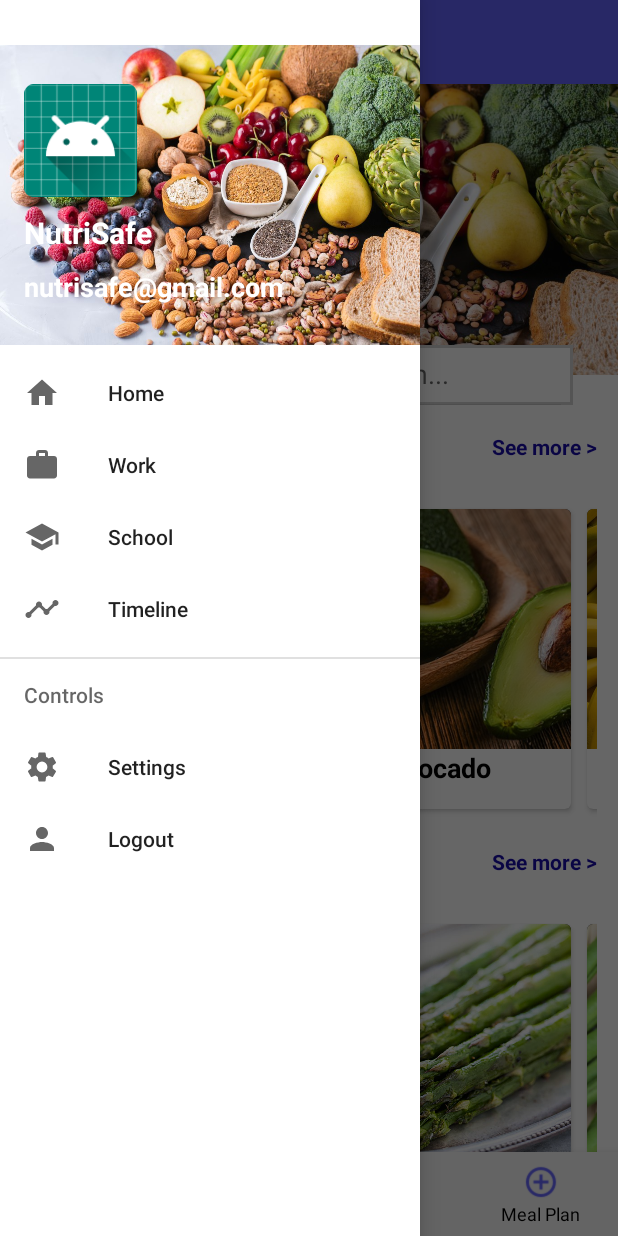
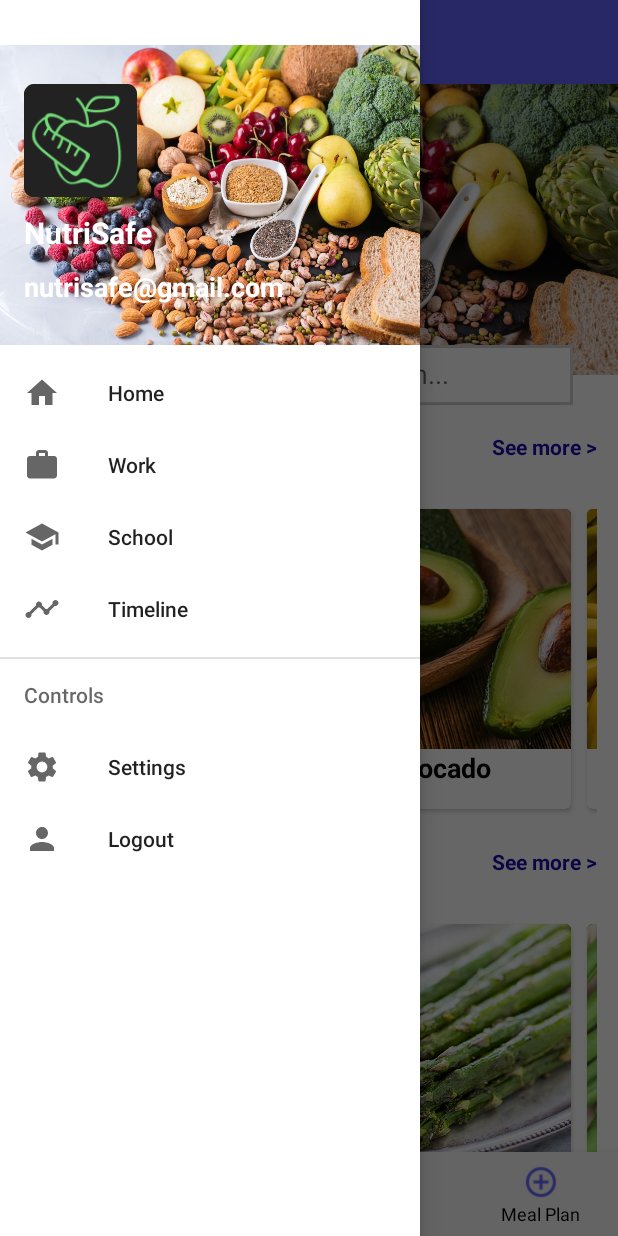
Before and after one commit to rachakondasumithsai/nutrisafe, an Android app: the screen it shows after launch (MainActivity), with the side drawer open, on a phone screen of 412 x 824 dp. Run offline under Robolectric (Android 15) with nearby library versions, the phone set to English and light mode, and no system bars.

```diff
--- a/development/app/src/main/AndroidManifest.xml
+++ b/development/app/src/main/AndroidManifest.xml
@@ -7,7 +7,7 @@
         android:allowBackup="true"
         android:icon="@mipmap/ic_launcher"
         android:label="@string/app_name"
-        android:roundIcon="@mipmap/ic_launcher_round"
+        android:roundIcon="@mipmap/ic_launcher"
         android:supportsRtl="true"
         android:theme="@style/AppTheme">
 
--- a/development/app/src/main/res/drawable/ic_launcher_background.xml
+++ b/development/app/src/main/res/drawable/ic_launcher_background.xml
@@ -2,169 +2,75 @@
 <vector xmlns:android="http://schemas.android.com/apk/res/android"
     android:width="108dp"
     android:height="108dp"
-    android:viewportWidth="108"
-    android:viewportHeight="108">
-    <path
-        android:fillColor="#008577"
-        android:pathData="M0,0h108v108h-108z" />
-    <path
-        android:fillColor="#00000000"
-        android:pathData="M9,0L9,108"
-        android:strokeWidth="0.8"
-        android:strokeColor="#33FFFFFF" />
-    <path
-        android:fillColor="#00000000"
-        android:pathData="M19,0L19,108"
-        android:strokeWidth="0.8"
-        android:strokeColor="#33FFFFFF" />
-    <path
-        android:fillColor="#00000000"
-        android:pathData="M29,0L29,108"
-        android:strokeWidth="0.8"
-        android:strokeColor="#33FFFFFF" />
-    <path
-        android:fillColor="#00000000"
-        android:pathData="M39,0L39,108"
-        android:strokeWidth="0.8"
-        android:strokeColor="#33FFFFFF" />
-    <path
-        android:fillColor="#00000000"
-        android:pathData="M49,0L49,108"
-        android:strokeWidth="0.8"
-        android:strokeColor="#33FFFFFF" />
-    <path
-        android:fillColor="#00000000"
-        android:pathData="M59,0L59,108"
-        android:strokeWidth="0.8"
-        android:strokeColor="#33FFFFFF" />
-    <path
-        android:fillColor="#00000000"
-        android:pathData="M69,0L69,108"
-        android:strokeWidth="0.8"
-        android:strokeColor="#33FFFFFF" />
-    <path
-        android:fillColor="#00000000"
-        android:pathData="M79,0L79,108"
-        android:strokeWidth="0.8"
-        android:strokeColor="#33FFFFFF" />
-    <path
-        android:fillColor="#00000000"
-        android:pathData="M89,0L89,108"
-        android:strokeWidth="0.8"
-        android:strokeColor="#33FFFFFF" />
-    <path
-        android:fillColor="#00000000"
-        android:pathData="M99,0L99,108"
-        android:strokeWidth="0.8"
-        android:strokeColor="#33FFFFFF" />
-    <path
-        android:fillColor="#00000000"
-        android:pathData="M0,9L108,9"
-        android:strokeWidth="0.8"
-        android:strokeColor="#33FFFFFF" />
-    <path
-        android:fillColor="#00000000"
-        android:pathData="M0,19L108,19"
-        android:strokeWidth="0.8"
-        android:strokeColor="#33FFFFFF" />
-    <path
-        android:fillColor="#00000000"
-        android:pathData="M0,29L108,29"
-        android:strokeWidth="0.8"
-        android:strokeColor="#33FFFFFF" />
-    <path
-        android:fillColor="#00000000"
-        android:pathData="M0,39L108,39"
-        android:strokeWidth="0.8"
-        android:strokeColor="#33FFFFFF" />
-    <path
-        android:fillColor="#00000000"
-        android:pathData="M0,49L108,49"
-        android:strokeWidth="0.8"
-        android:strokeColor="#33FFFFFF" />
-    <path
-        android:fillColor="#00000000"
-        android:pathData="M0,59L108,59"
-        android:strokeWidth="0.8"
-        android:strokeColor="#33FFFFFF" />
-    <path
-        android:fillColor="#00000000"
-        android:pathData="M0,69L108,69"
-        android:strokeWidth="0.8"
-        android:strokeColor="#33FFFFFF" />
-    <path
-        android:fillColor="#00000000"
-        android:pathData="M0,79L108,79"
-        android:strokeWidth="0.8"
-        android:strokeColor="#33FFFFFF" />
-    <path
-        android:fillColor="#00000000"
-        android:pathData="M0,89L108,89"
-        android:strokeWidth="0.8"
-        android:strokeColor="#33FFFFFF" />
-    <path
-        android:fillColor="#00000000"
-        android:pathData="M0,99L108,99"
-        android:strokeWidth="0.8"
-        android:strokeColor="#33FFFFFF" />
-    <path
-        android:fillColor="#00000000"
-        android:pathData="M19,29L89,29"
-        android:strokeWidth="0.8"
-        android:strokeColor="#33FFFFFF" />
-    <path
-        android:fillColor="#00000000"
-        android:pathData="M19,39L89,39"
-        android:strokeWidth="0.8"
-        android:strokeColor="#33FFFFFF" />
-    <path
-        android:fillColor="#00000000"
-        android:pathData="M19,49L89,49"
-        android:strokeWidth="0.8"
-        android:strokeColor="#33FFFFFF" />
-    <path
-        android:fillColor="#00000000"
-        android:pathData="M19,59L89,59"
-        android:strokeWidth="0.8"
-        android:strokeColor="#33FFFFFF" />
-    <path
-        android:fillColor="#00000000"
-        android:pathData="M19,69L89,69"
-        android:strokeWidth="0.8"
-        android:strokeColor="#33FFFFFF" />
-    <path
-        android:fillColor="#00000000"
-        android:pathData="M19,79L89,79"
-        android:strokeWidth="0.8"
-        android:strokeColor="#33FFFFFF" />
-    <path
-        android:fillColor="#00000000"
-        android:pathData="M29,19L29,89"
-        android:strokeWidth="0.8"
-        android:strokeColor="#33FFFFFF" />
-    <path
-        android:fillColor="#00000000"
-        android:pathData="M39,19L39,89"
-        android:strokeWidth="0.8"
-        android:strokeColor="#33FFFFFF" />
-    <path
-        android:fillColor="#00000000"
-        android:pathData="M49,19L49,89"
-        android:strokeWidth="0.8"
-        android:strokeColor="#33FFFFFF" />
-    <path
-        android:fillColor="#00000000"
-        android:pathData="M59,19L59,89"
-        android:strokeWidth="0.8"
-        android:strokeColor="#33FFFFFF" />
-    <path
-        android:fillColor="#00000000"
-        android:pathData="M69,19L69,89"
-        android:strokeWidth="0.8"
-        android:strokeColor="#33FFFFFF" />
-    <path
-        android:fillColor="#00000000"
-        android:pathData="M79,19L79,89"
-        android:strokeWidth="0.8"
-        android:strokeColor="#33FFFFFF" />
+    android:viewportWidth="110.20408"
+    android:viewportHeight="110.20408">
+  <group android:translateX="1.1020408"
+      android:translateY="1.1020408">
+      <path android:fillColor="#3DDC84"
+            android:pathData="M0,0h108v108h-108z"/>
+      <path android:fillColor="#00000000" android:pathData="M9,0L9,108"
+            android:strokeColor="#33FFFFFF" android:strokeWidth="0.8"/>
+      <path android:fillColor="#00000000" android:pathData="M19,0L19,108"
+            android:strokeColor="#33FFFFFF" android:strokeWidth="0.8"/>
+      <path android:fillColor="#00000000" android:pathData="M29,0L29,108"
+            android:strokeColor="#33FFFFFF" android:strokeWidth="0.8"/>
+      <path android:fillColor="#00000000" android:pathData="M39,0L39,108"
+            android:strokeColor="#33FFFFFF" android:strokeWidth="0.8"/>
+      <path android:fillColor="#00000000" android:pathData="M49,0L49,108"
+            android:strokeColor="#33FFFFFF" android:strokeWidth="0.8"/>
+      <path android:fillColor="#00000000" android:pathData="M59,0L59,108"
+            android:strokeColor="#33FFFFFF" android:strokeWidth="0.8"/>
+      <path android:fillColor="#00000000" android:pathData="M69,0L69,108"
+            android:strokeColor="#33FFFFFF" android:strokeWidth="0.8"/>
+      <path android:fillColor="#00000000" android:pathData="M79,0L79,108"
+            android:strokeColor="#33FFFFFF" android:strokeWidth="0.8"/>
+      <path android:fillColor="#00000000" android:pathData="M89,0L89,108"
+            android:strokeColor="#33FFFFFF" android:strokeWidth="0.8"/>
+      <path android:fillColor="#00000000" android:pathData="M99,0L99,108"
+            android:strokeColor="#33FFFFFF" android:strokeWidth="0.8"/>
+      <path android:fillColor="#00000000" android:pathData="M0,9L108,9"
+            android:strokeColor="#33FFFFFF" android:strokeWidth="0.8"/>
+      <path android:fillColor="#00000000" android:pathData="M0,19L108,19"
+            android:strokeColor="#33FFFFFF" android:strokeWidth="0.8"/>
+      <path android:fillColor="#00000000" android:pathData="M0,29L108,29"
+            android:strokeColor="#33FFFFFF" android:strokeWidth="0.8"/>
+      <path android:fillColor="#00000000" android:pathData="M0,39L108,39"
+            android:strokeColor="#33FFFFFF" android:strokeWidth="0.8"/>
+      <path android:fillColor="#00000000" android:pathData="M0,49L108,49"
+            android:strokeColor="#33FFFFFF" android:strokeWidth="0.8"/>
+      <path android:fillColor="#00000000" android:pathData="M0,59L108,59"
+            android:strokeColor="#33FFFFFF" android:strokeWidth="0.8"/>
+      <path android:fillColor="#00000000" android:pathData="M0,69L108,69"
+            android:strokeColor="#33FFFFFF" android:strokeWidth="0.8"/>
+      <path android:fillColor="#00000000" android:pathData="M0,79L108,79"
+            android:strokeColor="#33FFFFFF" android:strokeWidth="0.8"/>
+      <path android:fillColor="#00000000" android:pathData="M0,89L108,89"
+            android:strokeColor="#33FFFFFF" android:strokeWidth="0.8"/>
+      <path android:fillColor="#00000000" android:pathData="M0,99L108,99"
+            android:strokeColor="#33FFFFFF" android:strokeWidth="0.8"/>
+      <path android:fillColor="#00000000" android:pathData="M19,29L89,29"
+            android:strokeColor="#33FFFFFF" android:strokeWidth="0.8"/>
+      <path android:fillColor="#00000000" android:pathData="M19,39L89,39"
+            android:strokeColor="#33FFFFFF" android:strokeWidth="0.8"/>
+      <path android:fillColor="#00000000" android:pathData="M19,49L89,49"
+            android:strokeColor="#33FFFFFF" android:strokeWidth="0.8"/>
+      <path android:fillColor="#00000000" android:pathData="M19,59L89,59"
+            android:strokeColor="#33FFFFFF" android:strokeWidth="0.8"/>
+      <path android:fillColor="#00000000" android:pathData="M19,69L89,69"
+            android:strokeColor="#33FFFFFF" android:strokeWidth="0.8"/>
+      <path android:fillColor="#00000000" android:pathData="M19,79L89,79"
+            android:strokeColor="#33FFFFFF" android:strokeWidth="0.8"/>
+      <path android:fillColor="#00000000" android:pathData="M29,19L29,89"
+            android:strokeColor="#33FFFFFF" android:strokeWidth="0.8"/>
+      <path android:fillColor="#00000000" android:pathData="M39,19L39,89"
+            android:strokeColor="#33FFFFFF" android:strokeWidth="0.8"/>
+      <path android:fillColor="#00000000" android:pathData="M49,19L49,89"
+            android:strokeColor="#33FFFFFF" android:strokeWidth="0.8"/>
+      <path android:fillColor="#00000000" android:pathData="M59,19L59,89"
+            android:strokeColor="#33FFFFFF" android:strokeWidth="0.8"/>
+      <path android:fillColor="#00000000" android:pathData="M69,19L69,89"
+            android:strokeColor="#33FFFFFF" android:strokeWidth="0.8"/>
+      <path android:fillColor="#00000000" android:pathData="M79,19L79,89"
+            android:strokeColor="#33FFFFFF" android:strokeWidth="0.8"/>
+  </group>
 </vector>
--- a/development/app/src/main/res/mipmap-anydpi-v26/ic_launcher.xml
+++ b/development/app/src/main/res/mipmap-anydpi-v26/ic_launcher.xml
@@ -1,5 +1,5 @@
 <?xml version="1.0" encoding="utf-8"?>
 <adaptive-icon xmlns:android="http://schemas.android.com/apk/res/android">
-    <background android:drawable="@drawable/ic_launcher_background" />
-    <foreground android:drawable="@drawable/ic_launcher_foreground" />
+    <background android:drawable="@drawable/ic_launcher_background"/>
+    <foreground android:drawable="@mipmap/ic_launcher_foreground"/>
 </adaptive-icon>
--- a/development/app/src/main/res/mipmap-anydpi-v26/ic_launcher_round.xml
+++ b/development/app/src/main/res/mipmap-anydpi-v26/ic_launcher_round.xml
@@ -1,5 +1,5 @@
 <?xml version="1.0" encoding="utf-8"?>
 <adaptive-icon xmlns:android="http://schemas.android.com/apk/res/android">
-    <background android:drawable="@drawable/ic_launcher_background" />
-    <foreground android:drawable="@drawable/ic_launcher_foreground" />
+    <background android:drawable="@drawable/ic_launcher_background"/>
+    <foreground android:drawable="@mipmap/ic_launcher_foreground"/>
 </adaptive-icon>
```
Also changed, not shown: development/app/src/main/ic_launcher-playstore.png (added), development/app/src/main/res/mipmap-hdpi/ic_launcher.png, development/app/src/main/res/mipmap-hdpi/ic_launcher_foreground.png (added), development/app/src/main/res/mipmap-hdpi/ic_launcher_round.png, development/app/src/main/res/mipmap-mdpi/ic_launcher.png, development/app/src/main/res/mipmap-mdpi/ic_launcher_foreground.png (added), development/app/src/main/res/mipmap-mdpi/ic_launcher_round.png, development/app/src/main/res/mipmap-xhdpi/ic_launcher.png, development/app/src/main/res/mipmap-xhdpi/ic_launcher_foreground.png (added), development/app/src/main/res/mipmap-xhdpi/ic_launcher_round.png, development/app/src/main/res/mipmap-xxhdpi/ic_launcher.png, development/app/src/main/res/mipmap-xxhdpi/ic_launcher_foreground.png (added), development/app/src/main/res/mipmap-xxhdpi/ic_launcher_round.png, development/app/src/main/res/mipmap-xxxhdpi/ic_launcher.png, 2 more files, 106 other files.
